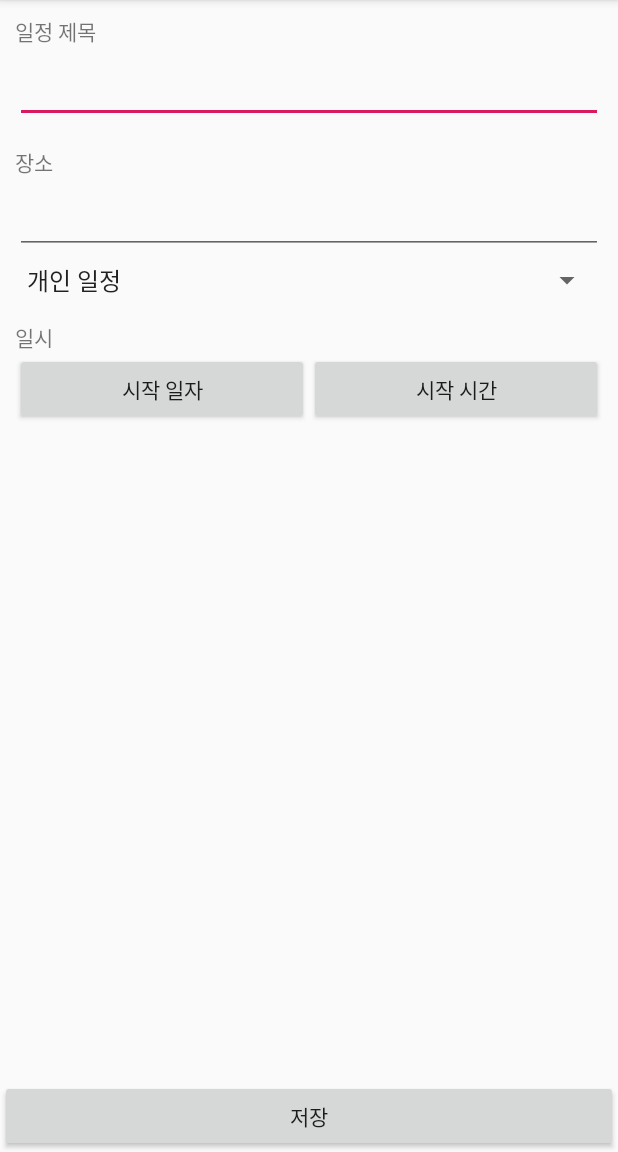
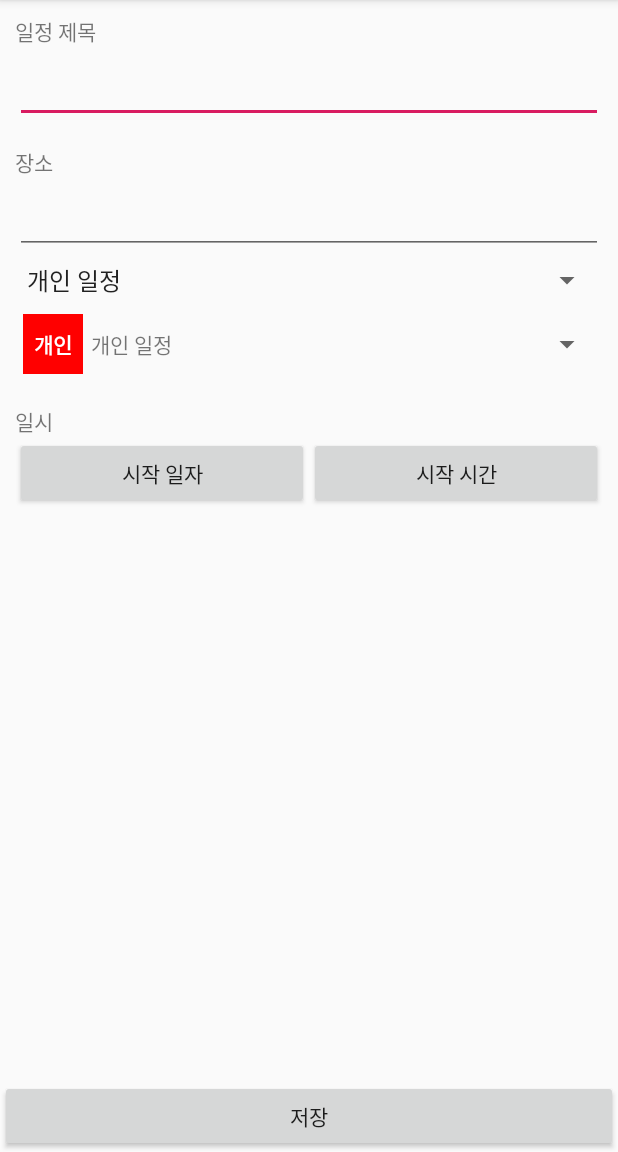
Before and after one commit to DdoniLaurent/20191111_01_DateAndTime, an Android app: the screen it shows after launch (EditScheduleActivity), on a phone screen of 412 x 824 dp, the part 84-1236 px from its top. Run offline under Robolectric (Android 15) with nearby library versions, the phone set to English and light mode, and no system bars.

Commit message:
어댑터뷰 / 스피너 연결 => 목록을 보려고 누르면 앱이 죽는 상태

```diff
--- a/app/src/main/java/com/tioeun/a20191111_01_dateandtime/EditScheduleActivity.kt
+++ b/app/src/main/java/com/tioeun/a20191111_01_dateandtime/EditScheduleActivity.kt
@@ -6,6 +6,7 @@ import android.app.TimePickerDialog
 import android.content.DialogInterface
 import android.os.Bundle
 import android.widget.Toast
+import com.tioeun.a20191111_01_dateandtime.adapter.ScheduleTypeSpinnerAdapter
 import com.tioeun.a20191111_01_dateandtime.datas.ScheduleType
 import kotlinx.android.synthetic.main.activity_edit_schedule.*
 import java.text.SimpleDateFormat
@@ -15,6 +16,7 @@ import kotlin.collections.ArrayList
 class EditScheduleActivity : BaseActivity() {
 
     var scheduleTypeList = ArrayList<ScheduleType>()
+    var scheduleTypeSpinnerAdapter:ScheduleTypeSpinnerAdapter? = null
 
 //    시작일자/시간을 모두 저장하고 있는 캘린더 변수.
     var startDateTimeCalendar = Calendar.getInstance()
@@ -79,6 +81,9 @@ class EditScheduleActivity : BaseActivity() {
     override fun setValues() {
 
         addScheduleTypes()
+
+        scheduleTypeSpinnerAdapter = ScheduleTypeSpinnerAdapter(this, scheduleTypeList)
+        scheduleTypeSpinner.adapter = scheduleTypeSpinnerAdapter
     }
 
     fun addScheduleTypes(){
--- /dev/null
+++ b/app/src/main/java/com/tioeun/a20191111_01_dateandtime/adapter/ScheduleTypeSpinnerAdapter.kt
@@ -0,0 +1,29 @@
+package com.tioeun.a20191111_01_dateandtime.adapter
+
+import android.content.Context
+import android.view.LayoutInflater
+import android.view.View
+import android.view.ViewGroup
+import android.widget.ArrayAdapter
+import com.tioeun.a20191111_01_dateandtime.R
+import com.tioeun.a20191111_01_dateandtime.datas.ScheduleType
+import java.util.zip.Inflater
+
+class ScheduleTypeSpinnerAdapter(context: Context, res:Int, list: ArrayList<ScheduleType>) : ArrayAdapter<ScheduleType>(context, res, list) {
+
+    var mContext = context
+    var mList = list
+    var inf = LayoutInflater.from(mContext)
+
+    constructor(context: Context, list: ArrayList<ScheduleType>) : this(context, R.layout.schedule_type_list_item, list)
+
+    override fun getView(position: Int, convertView: View?, parent: ViewGroup): View {
+        var tempRow = convertView
+        if(tempRow == null){
+            tempRow = inf.inflate(R.layout.schedule_type_list_item, null)
+        }
+
+        var row = tempRow!!
+        return row
+    }
+}
--- a/app/src/main/res/layout/activity_edit_schedule.xml
+++ b/app/src/main/res/layout/activity_edit_schedule.xml
@@ -36,6 +36,13 @@
 
         <Spinner
             android:entries="@array/schedule_type"
+            android:spinnerMode="dropdown"
+            android:layout_marginTop="5dp"
+            android:layout_width="match_parent"
+            android:layout_height="wrap_content"/>
+
+        <Spinner
+            android:id="@+id/scheduleTypeSpinner"
             android:spinnerMode="dropdown"
             android:layout_marginTop="5dp"
             android:layout_width="match_parent"
```
